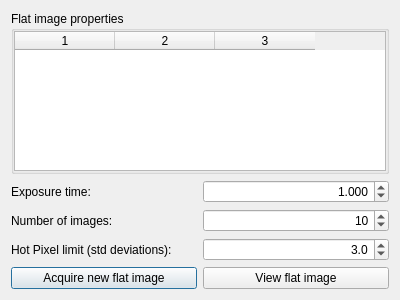
Above: gui/snowgui/icegui/flatwidget.ui from AndreasFMueller/AstroPhotography before the change. Below: the same form after it.
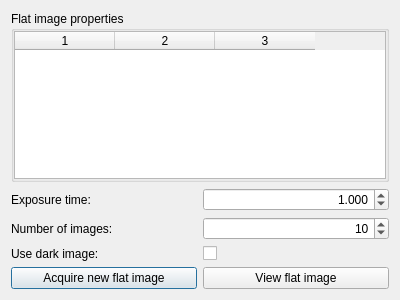
That is the form after the change. Custom widgets are drawn as their Qt base class.

Commit message: add dark option to flat acquisition

```diff
--- a/gui/snowgui/icegui/flatwidget.ui
+++ b/gui/snowgui/icegui/flatwidget.ui
@@ -69,29 +69,10 @@
       <property name="bottomMargin">
        <number>0</number>
       </property>
-      <item row="2" column="1">
-       <widget class="QDoubleSpinBox" name="hotlimitBox">
-        <property name="alignment">
-         <set>Qt::AlignRight|Qt::AlignTrailing|Qt::AlignVCenter</set>
-        </property>
-        <property name="decimals">
-         <number>1</number>
-        </property>
-        <property name="maximum">
-         <double>10.000000000000000</double>
-        </property>
-        <property name="singleStep">
-         <double>0.100000000000000</double>
-        </property>
-        <property name="value">
-         <double>3.000000000000000</double>
-        </property>
-       </widget>
-      </item>
       <item row="2" column="0">
        <widget class="QLabel" name="hotlimitLabel">
         <property name="text">
-         <string>Hot Pixel limit (std deviations):</string>
+         <string>Use dark image:</string>
         </property>
        </widget>
       </item>
@@ -138,6 +119,16 @@
         </property>
        </widget>
       </item>
+      <item row="2" column="1">
+       <widget class="QCheckBox" name="usedarkBox">
+        <property name="text">
+         <string/>
+        </property>
+        <property name="checked">
+         <bool>false</bool>
+        </property>
+       </widget>
+      </item>
      </layout>
     </widget>
    </item>
```
Left out of the diff: 2 changed lines with no effect on the pictures. The commit also changes 9 other files.
